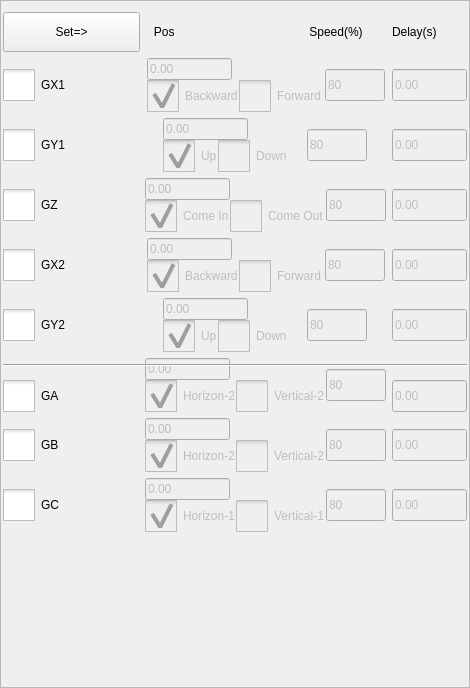
Before: the Qt Designer form hcinstruction/actionsettingframe.ui in dongdong-2009/3-5AxisRobot, drawn with Qt 5.
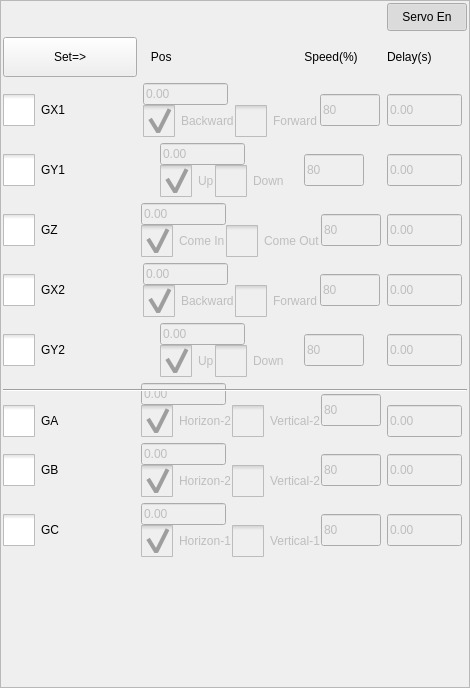
After: the same form once the commit is applied. Icons and pictures are not drawn. Custom widgets are drawn as their Qt base class.

Diff of the .ui file:
```diff
--- a/hcinstruction/actionsettingframe.ui
+++ b/hcinstruction/actionsettingframe.ui
@@ -23,49 +23,20 @@
    <property name="leftMargin">
     <number>2</number>
    </property>
+   <property name="topMargin">
+    <number>2</number>
+   </property>
    <property name="rightMargin">
     <number>2</number>
    </property>
+   <property name="bottomMargin">
+    <number>2</number>
+   </property>
    <property name="horizontalSpacing">
     <number>4</number>
    </property>
-   <item row="10" column="0">
-    <widget class="QCheckBox" name="gCButton">
-     <property name="styleSheet">
-      <string notr="true">::indicator {
-     width: 32px;
-     height: 32px;
- }
-
-::indicator:unchecked 
-{
-     image: url(:/resource/check_unchecked.png);
- }
-::indicator:checked 
-{
-     image: url(:/resource/check_checked.png);
- }
-
-::indicator:checked:disabled
-{
- image: url(:/resource/check_checked_disable.png);
-}
-
-::indicator:unchecked:disabled
-{
- image: url(:/resource/check_unchecked_disable.png);
-}</string>
-     </property>
-     <property name="text">
-      <string>GC</string>
-     </property>
-     <property name="checkable">
-      <bool>true</bool>
-     </property>
-    </widget>
-   </item>
-   <item row="1" column="3">
-    <widget class="ICLineEditWithVirtualNumericKeypad" name="x1DelayLineEdit">
+   <item row="4" column="3">
+    <widget class="ICLineEditWithVirtualNumericKeypad" name="zDelayLineEdit">
      <property name="enabled">
       <bool>false</bool>
      </property>
@@ -86,145 +57,7 @@
      </property>
     </widget>
    </item>
-   <item row="1" column="1" colspan="2">
-    <layout class="QHBoxLayout" name="horizontalLayout_4">
-     <item>
-      <layout class="QVBoxLayout" name="verticalLayout">
-       <item>
-        <widget class="ICLineEditWithVirtualNumericKeypad" name="x1PosLineEdit">
-         <property name="enabled">
-          <bool>false</bool>
-         </property>
-         <property name="minimumSize">
-          <size>
-           <width>85</width>
-           <height>0</height>
-          </size>
-         </property>
-         <property name="maximumSize">
-          <size>
-           <width>85</width>
-           <height>32</height>
-          </size>
-         </property>
-         <property name="text">
-          <string notr="true">0.00</string>
-         </property>
-        </widget>
-       </item>
-       <item>
-        <layout class="QHBoxLayout" name="horizontalLayout">
-         <item>
-          <widget class="QCheckBox" name="x1BackwardBox">
-           <property name="enabled">
-            <bool>false</bool>
-           </property>
-           <property name="styleSheet">
-            <string notr="true">::indicator {
-     width: 32px;
-     height: 32px;
- }
-
-::indicator:unchecked 
-{
-     image: url(:/resource/check_unchecked.png);
- }
-::indicator:checked 
-{
-     image: url(:/resource/check_checked.png);
- }
-
-::indicator:checked:disabled
-{
- image: url(:/resource/check_checked_disable.png);
-}
-
-::indicator:unchecked:disabled
-{
- image: url(:/resource/check_unchecked_disable.png);
-}</string>
-           </property>
-           <property name="text">
-            <string>Backward</string>
-           </property>
-           <property name="checked">
-            <bool>true</bool>
-           </property>
-           <attribute name="buttonGroup">
-            <string notr="true">x1BoxbuttonGroup</string>
-           </attribute>
-          </widget>
-         </item>
-         <item>
-          <widget class="QCheckBox" name="x1ForwardBox">
-           <property name="enabled">
-            <bool>false</bool>
-           </property>
-           <property name="styleSheet">
-            <string notr="true">::indicator {
-     width: 32px;
-     height: 32px;
- }
-
-::indicator:unchecked 
-{
-     image: url(:/resource/check_unchecked.png);
- }
-::indicator:checked 
-{
-     image: url(:/resource/check_checked.png);
- }
-
-::indicator:checked:disabled
-{
- image: url(:/resource/check_checked_disable.png);
-}
-
-::indicator:unchecked:disabled
-{
- image: url(:/resource/check_unchecked_disable.png);
-}</string>
-           </property>
-           <property name="text">
-            <string>Forward</string>
-           </property>
-           <property name="checked">
-            <bool>false</bool>
-           </property>
-           <attribute name="buttonGroup">
-            <string notr="true">x1BoxbuttonGroup</string>
-           </attribute>
-          </widget>
-         </item>
-        </layout>
-       </item>
-      </layout>
-     </item>
-     <item>
-      <widget class="ICLineEditWithVirtualNumericKeypad" name="x1SpeedLineEdit">
-       <property name="enabled">
-        <bool>false</bool>
-       </property>
-       <property name="minimumSize">
-        <size>
-         <width>60</width>
-         <height>0</height>
-        </size>
-       </property>
-       <property name="maximumSize">
-        <size>
-         <width>60</width>
-         <height>32</height>
-        </size>
-       </property>
-       <property name="text">
-        <string notr="true">80</string>
-       </property>
-      </widget>
-     </item>
-    </layout>
-   </item>
-   <item row="7" column="1" rowspan="2" colspan="2">
+   <item row="8" column="1" rowspan="2" colspan="2">
     <layout class="QHBoxLayout" name="horizontalLayout_7">
      <item>
       <layout class="QVBoxLayout" name="verticalLayout_12">
@@ -359,211 +192,250 @@
      </item>
     </layout>
    </item>
-   <item row="4" column="1" colspan="2">
-    <layout class="QHBoxLayout" name="horizontalLayout_14">
-     <item>
-      <layout class="QVBoxLayout" name="verticalLayout_2">
-       <item>
-        <widget class="ICLineEditWithVirtualNumericKeypad" name="x2PosLineEdit">
-         <property name="enabled">
-          <bool>false</bool>
-         </property>
-         <property name="minimumSize">
-          <size>
-           <width>85</width>
-           <height>0</height>
-          </size>
-         </property>
-         <property name="maximumSize">
-          <size>
-           <width>85</width>
-           <height>32</height>
-          </size>
-         </property>
-         <property name="text">
-          <string notr="true">0.00</string>
-         </property>
-        </widget>
-       </item>
-       <item>
-        <layout class="QHBoxLayout" name="horizontalLayout_2">
-         <item>
-          <widget class="QCheckBox" name="x2BackwardBox">
-           <property name="enabled">
-            <bool>false</bool>
-           </property>
-           <property name="styleSheet">
-            <string notr="true">::indicator {
-     width: 32px;
-     height: 32px;
- }
-
-::indicator:unchecked 
-{
-     image: url(:/resource/check_unchecked.png);
- }
-::indicator:checked 
-{
-     image: url(:/resource/check_checked.png);
- }
-
-::indicator:checked:disabled
-{
- image: url(:/resource/check_checked_disable.png);
-}
-
-::indicator:unchecked:disabled
-{
- image: url(:/resource/check_unchecked_disable.png);
-}</string>
-           </property>
-           <property name="text">
-            <string>Backward</string>
-           </property>
-           <property name="checked">
-            <bool>true</bool>
-           </property>
-           <attribute name="buttonGroup">
-            <string notr="true">x2BoxbuttonGroup</string>
-           </attribute>
-          </widget>
-         </item>
-         <item>
-          <widget class="QCheckBox" name="x2ForwardBox">
-           <property name="enabled">
-            <bool>false</bool>
-           </property>
-           <property name="styleSheet">
-            <string notr="true">::indicator {
-     width: 32px;
-     height: 32px;
- }
-
-::indicator:unchecked 
-{
-     image: url(:/resource/check_unchecked.png);
- }
-::indicator:checked 
-{
-     image: url(:/resource/check_checked.png);
- }
-
-::indicator:checked:disabled
-{
- image: url(:/resource/check_checked_disable.png);
-}
-
-::indicator:unchecked:disabled
-{
- image: url(:/resource/check_unchecked_disable.png);
-}</string>
-           </property>
-           <property name="text">
-            <string>Forward</string>
-           </property>
-           <property name="checked">
-            <bool>false</bool>
-           </property>
-           <attribute name="buttonGroup">
-            <string notr="true">x2BoxbuttonGroup</string>
-           </attribute>
-          </widget>
-         </item>
-        </layout>
-       </item>
-      </layout>
-     </item>
-     <item>
-      <widget class="ICLineEditWithVirtualNumericKeypad" name="x2SpeedLineEdit">
-       <property name="enabled">
-        <bool>false</bool>
-       </property>
-       <property name="minimumSize">
-        <size>
-         <width>60</width>
-         <height>0</height>
-        </size>
-       </property>
-       <property name="maximumSize">
-        <size>
-         <width>60</width>
-         <height>32</height>
-        </size>
-       </property>
-       <property name="text">
-        <string notr="true">80</string>
-       </property>
-      </widget>
-     </item>
-    </layout>
-   </item>
-   <item row="8" column="3">
-    <widget class="ICLineEditWithVirtualNumericKeypad" name="aDelayLineEdit">
-     <property name="enabled">
-      <bool>false</bool>
-     </property>
-     <property name="minimumSize">
-      <size>
-       <width>75</width>
-       <height>0</height>
-      </size>
-     </property>
-     <property name="maximumSize">
-      <size>
-       <width>75</width>
-       <height>32</height>
-      </size>
-     </property>
-     <property name="text">
-      <string notr="true">0.00</string>
-     </property>
-    </widget>
-   </item>
-   <item row="3" column="3">
-    <widget class="ICLineEditWithVirtualNumericKeypad" name="zDelayLineEdit">
-     <property name="enabled">
-      <bool>false</bool>
-     </property>
-     <property name="minimumSize">
-      <size>
-       <width>75</width>
-       <height>0</height>
-      </size>
-     </property>
-     <property name="maximumSize">
-      <size>
-       <width>75</width>
-       <height>32</height>
-      </size>
-     </property>
-     <property name="text">
-      <string notr="true">0.00</string>
-     </property>
-    </widget>
-   </item>
-   <item row="4" column="3">
-    <widget class="ICLineEditWithVirtualNumericKeypad" name="x2DelayLineEdit">
-     <property name="enabled">
-      <bool>false</bool>
-     </property>
-     <property name="minimumSize">
-      <size>
-       <width>75</width>
-       <height>0</height>
-      </size>
-     </property>
-     <property name="maximumSize">
-      <size>
-       <width>75</width>
-       <height>32</height>
-      </size>
-     </property>
-     <property name="text">
-      <string notr="true">0.00</string>
-     </property>
-    </widget>
-   </item>
    <item row="2" column="1" colspan="2">
+    <layout class="QHBoxLayout" name="horizontalLayout_4">
+     <item>
+      <layout class="QVBoxLayout" name="verticalLayout">
+       <item>
+        <widget class="ICLineEditWithVirtualNumericKeypad" name="x1PosLineEdit">
+         <property name="enabled">
+          <bool>false</bool>
+         </property>
+         <property name="minimumSize">
+          <size>
+           <width>85</width>
+           <height>0</height>
+          </size>
+         </property>
+         <property name="maximumSize">
+          <size>
+           <width>85</width>
+           <height>32</height>
+          </size>
+         </property>
+         <property name="text">
+          <string notr="true">0.00</string>
+         </property>
+        </widget>
+       </item>
+       <item>
+        <layout class="QHBoxLayout" name="horizontalLayout">
+         <item>
+          <widget class="QCheckBox" name="x1BackwardBox">
+           <property name="enabled">
+            <bool>false</bool>
+           </property>
+           <property name="styleSheet">
+            <string notr="true">::indicator {
+     width: 32px;
+     height: 32px;
+ }
+
+::indicator:unchecked 
+{
+     image: url(:/resource/check_unchecked.png);
+ }
+::indicator:checked 
+{
+     image: url(:/resource/check_checked.png);
+ }
+
+::indicator:checked:disabled
+{
+ image: url(:/resource/check_checked_disable.png);
+}
+
+::indicator:unchecked:disabled
+{
+ image: url(:/resource/check_unchecked_disable.png);
+}</string>
+           </property>
+           <property name="text">
+            <string>Backward</string>
+           </property>
+           <property name="checked">
+            <bool>true</bool>
+           </property>
+           <attribute name="buttonGroup">
+            <string notr="true">x1BoxbuttonGroup</string>
+           </attribute>
+          </widget>
+         </item>
+         <item>
+          <widget class="QCheckBox" name="x1ForwardBox">
+           <property name="enabled">
+            <bool>false</bool>
+           </property>
+           <property name="styleSheet">
+            <string notr="true">::indicator {
+     width: 32px;
+     height: 32px;
+ }
+
+::indicator:unchecked 
+{
+     image: url(:/resource/check_unchecked.png);
+ }
+::indicator:checked 
+{
+     image: url(:/resource/check_checked.png);
+ }
+
+::indicator:checked:disabled
+{
+ image: url(:/resource/check_checked_disable.png);
+}
+
+::indicator:unchecked:disabled
+{
+ image: url(:/resource/check_unchecked_disable.png);
+}</string>
+           </property>
+           <property name="text">
+            <string>Forward</string>
+           </property>
+           <property name="checked">
+            <bool>false</bool>
+           </property>
+           <attribute name="buttonGroup">
+            <string notr="true">x1BoxbuttonGroup</string>
+           </attribute>
+          </widget>
+         </item>
+        </layout>
+       </item>
+      </layout>
+     </item>
+     <item>
+      <widget class="ICLineEditWithVirtualNumericKeypad" name="x1SpeedLineEdit">
+       <property name="enabled">
+        <bool>false</bool>
+       </property>
+       <property name="minimumSize">
+        <size>
+         <width>60</width>
+         <height>0</height>
+        </size>
+       </property>
+       <property name="maximumSize">
+        <size>
+         <width>60</width>
+         <height>32</height>
+        </size>
+       </property>
+       <property name="text">
+        <string notr="true">80</string>
+       </property>
+      </widget>
+     </item>
+    </layout>
+   </item>
+   <item row="4" column="0">
+    <widget class="QCheckBox" name="gzButton">
+     <property name="styleSheet">
+      <string notr="true">::indicator {
+     width: 32px;
+     height: 32px;
+ }
+
+::indicator:unchecked 
+{
+     image: url(:/resource/check_unchecked.png);
+ }
+::indicator:checked 
+{
+     image: url(:/resource/check_checked.png);
+ }
+
+::indicator:checked:disabled
+{
+ image: url(:/resource/check_checked_disable.png);
+}
+
+::indicator:unchecked:disabled
+{
+ image: url(:/resource/check_unchecked_disable.png);
+}</string>
+     </property>
+     <property name="text">
+      <string>GZ</string>
+     </property>
+     <property name="checkable">
+      <bool>true</bool>
+     </property>
+    </widget>
+   </item>
+   <item row="3" column="0">
+    <widget class="QCheckBox" name="gyButton">
+     <property name="styleSheet">
+      <string notr="true">::indicator {
+     width: 32px;
+     height: 32px;
+ }
+
+::indicator:unchecked 
+{
+     image: url(:/resource/check_unchecked.png);
+ }
+::indicator:checked 
+{
+     image: url(:/resource/check_checked.png);
+ }
+
+::indicator:checked:disabled
+{
+ image: url(:/resource/check_checked_disable.png);
+}
+
+::indicator:unchecked:disabled
+{
+ image: url(:/resource/check_unchecked_disable.png);
+}</string>
+     </property>
+     <property name="text">
+      <string>GY1</string>
+     </property>
+     <property name="checkable">
+      <bool>true</bool>
+     </property>
+    </widget>
+   </item>
+   <item row="6" column="0">
+    <widget class="QCheckBox" name="gQButton">
+     <property name="styleSheet">
+      <string notr="true">::indicator {
+     width: 32px;
+     height: 32px;
+ }
+
+::indicator:unchecked 
+{
+     image: url(:/resource/check_unchecked.png);
+ }
+::indicator:checked 
+{
+     image: url(:/resource/check_checked.png);
+ }
+
+::indicator:checked:disabled
+{
+ image: url(:/resource/check_checked_disable.png);
+}
+
+::indicator:unchecked:disabled
+{
+ image: url(:/resource/check_unchecked_disable.png);
+}</string>
+     </property>
+     <property name="text">
+      <string>GY2</string>
+     </property>
+     <property name="checkable">
+      <bool>true</bool>
+     </property>
+    </widget>
+   </item>
+   <item row="3" column="1" colspan="2">
     <layout class="QHBoxLayout" name="horizontalLayout_5">
      <item>
       <layout class="QVBoxLayout" name="verticalLayout_9">
@@ -698,92 +570,7 @@
      </item>
     </layout>
    </item>
-   <item row="3" column="0">
-    <widget class="QCheckBox" name="gzButton">
-     <property name="styleSheet">
-      <string notr="true">::indicator {
-     width: 32px;
-     height: 32px;
- }
-
-::indicator:unchecked 
-{
-     image: url(:/resource/check_unchecked.png);
- }
-::indicator:checked 
-{
-     image: url(:/resource/check_checked.png);
- }
-
-::indicator:checked:disabled
-{
- image: url(:/resource/check_checked_disable.png);
-}
-
-::indicator:unchecked:disabled
-{
- image: url(:/resource/check_unchecked_disable.png);
-}</string>
-     </property>
-     <property name="text">
-      <string>GZ</string>
-     </property>
-     <property name="checkable">
-      <bool>true</bool>
-     </property>
-    </widget>
-   </item>
-   <item row="6" column="0" rowspan="2" colspan="4">
-    <widget class="Line" name="line">
-     <property name="styleSheet">
-      <string notr="true">QMessageBox QAbstractButton
-{
-    min-width: 90px;
-	min-height:30px;
-}
-</string>
-     </property>
-     <property name="orientation">
-      <enum>Qt::Horizontal</enum>
-     </property>
-    </widget>
-   </item>
-   <item row="5" column="0">
-    <widget class="QCheckBox" name="gQButton">
-     <property name="styleSheet">
-      <string notr="true">::indicator {
-     width: 32px;
-     height: 32px;
- }
-
-::indicator:unchecked 
-{
-     image: url(:/resource/check_unchecked.png);
- }
-::indicator:checked 
-{
-     image: url(:/resource/check_checked.png);
- }
-
-::indicator:checked:disabled
-{
- image: url(:/resource/check_checked_disable.png);
-}
-
-::indicator:unchecked:disabled
-{
- image: url(:/resource/check_unchecked_disable.png);
-}</string>
-     </property>
-     <property name="text">
-      <string>GY2</string>
-     </property>
-     <property name="checkable">
-      <bool>true</bool>
-     </property>
-    </widget>
-   </item>
-   <item row="3" column="1" colspan="2">
+   <item row="4" column="1" colspan="2">
     <layout class="QHBoxLayout" name="horizontalLayout_12">
      <item>
       <layout class="QVBoxLayout" name="verticalLayout_10">
@@ -918,64 +705,7 @@
      </item>
     </layout>
    </item>
-   <item row="5" column="3">
-    <widget class="ICLineEditWithVirtualNumericKeypad" name="y2DelayLineEdit">
-     <property name="enabled">
-      <bool>false</bool>
-     </property>
-     <property name="minimumSize">
-      <size>
-       <width>75</width>
-       <height>0</height>
-      </size>
-     </property>
-     <property name="maximumSize">
-      <size>
-       <width>75</width>
-       <height>32</height>
-      </size>
-     </property>
-     <property name="text">
-      <string notr="true">0.00</string>
-     </property>
-    </widget>
-   </item>
-   <item row="8" column="0">
-    <widget class="QCheckBox" name="gAButton">
-     <property name="styleSheet">
-      <string notr="true">::indicator {
-     width: 32px;
-     height: 32px;
- }
-
-::indicator:unchecked 
-{
-     image: url(:/resource/check_unchecked.png);
- }
-::indicator:checked 
-{
-     image: url(:/resource/check_checked.png);
- }
-
-::indicator:checked:disabled
-{
- image: url(:/resource/check_checked_disable.png);
-}
-
-::indicator:unchecked:disabled
-{
- image: url(:/resource/check_unchecked_disable.png);
-}</string>
-     </property>
-     <property name="text">
-      <string>GA</string>
-     </property>
-     <property name="checkable">
-      <bool>true</bool>
-     </property>
-    </widget>
-   </item>
-   <item row="1" column="0">
+   <item row="2" column="0">
     <widget class="QCheckBox" name="gxButton">
      <property name="styleSheet">
       <string notr="true">::indicator {
@@ -1010,21 +740,86 @@
      </property>
     </widget>
    </item>
-   <item row="11" column="1">
-    <spacer name="verticalSpacer">
-     <property name="orientation">
-      <enum>Qt::Vertical</enum>
+   <item row="1" column="0">
+    <widget class="QToolButton" name="inputButton">
+     <property name="sizePolicy">
+      <sizepolicy hsizetype="Preferred" vsizetype="Preferred">
+       <horstretch>0</horstretch>
+       <verstretch>0</verstretch>
+      </sizepolicy>
      </property>
-     <property name="sizeHint" stdset="0">
+     <property name="minimumSize">
       <size>
-       <width>20</width>
+       <width>64</width>
        <height>40</height>
       </size>
      </property>
-    </spacer>
+     <property name="text">
+      <string>Set=&gt;</string>
+     </property>
+    </widget>
    </item>
-   <item row="4" column="0">
-    <widget class="QCheckBox" name="gPButton">
+   <item row="6" column="3">
+    <widget class="ICLineEditWithVirtualNumericKeypad" name="y2DelayLineEdit">
+     <property name="enabled">
+      <bool>false</bool>
+     </property>
+     <property name="minimumSize">
+      <size>
+       <width>75</width>
+       <height>0</height>
+      </size>
+     </property>
+     <property name="maximumSize">
+      <size>
+       <width>75</width>
+       <height>32</height>
+      </size>
+     </property>
+     <property name="text">
+      <string notr="true">0.00</string>
+     </property>
+    </widget>
+   </item>
+   <item row="7" column="0" rowspan="2" colspan="4">
+    <widget class="Line" name="line">
+     <property name="styleSheet">
+      <string notr="true">QMessageBox QAbstractButton
+{
+    min-width: 90px;
+	min-height:30px;
+}
+</string>
+     </property>
+     <property name="orientation">
+      <enum>Qt::Horizontal</enum>
+     </property>
+    </widget>
+   </item>
+   <item row="5" column="3">
+    <widget class="ICLineEditWithVirtualNumericKeypad" name="x2DelayLineEdit">
+     <property name="enabled">
+      <bool>false</bool>
+     </property>
+     <property name="minimumSize">
+      <size>
+       <width>75</width>
+       <height>0</height>
+      </size>
+     </property>
+     <property name="maximumSize">
+      <size>
+       <width>75</width>
+       <height>32</height>
+      </size>
+     </property>
+     <property name="text">
+      <string notr="true">0.00</string>
+     </property>
+    </widget>
+   </item>
+   <item row="11" column="0">
+    <widget class="QCheckBox" name="gCButton">
      <property name="styleSheet">
       <string notr="true">::indicator {
      width: 32px;
@@ -1051,7 +846,7 @@
 }</string>
      </property>
      <property name="text">
-      <string>GX2</string>
+      <string>GC</string>
      </property>
      <property name="checkable">
       <bool>true</bool>
@@ -1059,7 +854,7 @@
     </widget>
    </item>
    <item row="9" column="3">
-    <widget class="ICLineEditWithVirtualNumericKeypad" name="bDelayLineEdit">
+    <widget class="ICLineEditWithVirtualNumericKeypad" name="aDelayLineEdit">
      <property name="enabled">
       <bool>false</bool>
      </property>
@@ -1080,7 +875,64 @@
      </property>
     </widget>
    </item>
-   <item row="5" column="1" colspan="2">
+   <item row="9" column="0">
+    <widget class="QCheckBox" name="gAButton">
+     <property name="styleSheet">
+      <string notr="true">::indicator {
+     width: 32px;
+     height: 32px;
+ }
+
+::indicator:unchecked 
+{
+     image: url(:/resource/check_unchecked.png);
+ }
+::indicator:checked 
+{
+     image: url(:/resource/check_checked.png);
+ }
+
+::indicator:checked:disabled
+{
+ image: url(:/resource/check_checked_disable.png);
+}
+
+::indicator:unchecked:disabled
+{
+ image: url(:/resource/check_unchecked_disable.png);
+}</string>
+     </property>
+     <property name="text">
+      <string>GA</string>
+     </property>
+     <property name="checkable">
+      <bool>true</bool>
+     </property>
+    </widget>
+   </item>
+   <item row="3" column="3">
+    <widget class="ICLineEditWithVirtualNumericKeypad" name="y1DelayLineEdit">
+     <property name="enabled">
+      <bool>false</bool>
+     </property>
+     <property name="minimumSize">
+      <size>
+       <width>75</width>
+       <height>0</height>
+      </size>
+     </property>
+     <property name="maximumSize">
+      <size>
+       <width>75</width>
+       <height>32</height>
+      </size>
+     </property>
+     <property name="text">
+      <string notr="true">0.00</string>
+     </property>
+    </widget>
+   </item>
+   <item row="6" column="1" colspan="2">
     <layout class="QHBoxLayout" name="horizontalLayout_6">
      <item>
       <layout class="QVBoxLayout" name="verticalLayout_11">
@@ -1215,68 +1067,42 @@
      </item>
     </layout>
    </item>
-   <item row="9" column="0">
-    <widget class="QCheckBox" name="gBButton">
-     <property name="styleSheet">
-      <string notr="true">::indicator {
-     width: 32px;
-     height: 32px;
- }
-
-::indicator:unchecked 
-{
-     image: url(:/resource/check_unchecked.png);
- }
-::indicator:checked 
-{
-     image: url(:/resource/check_checked.png);
- }
-
-::indicator:checked:disabled
-{
- image: url(:/resource/check_checked_disable.png);
-}
-
-::indicator:unchecked:disabled
-{
- image: url(:/resource/check_unchecked_disable.png);
-}</string>
+   <item row="12" column="1">
+    <spacer name="verticalSpacer">
+     <property name="orientation">
+      <enum>Qt::Vertical</enum>
      </property>
-     <property name="text">
-      <string>GB</string>
-     </property>
-     <property name="checkable">
-      <bool>true</bool>
-     </property>
-    </widget>
-   </item>
-   <item row="0" column="0">
-    <widget class="QToolButton" name="inputButton">
-     <property name="sizePolicy">
-      <sizepolicy hsizetype="Preferred" vsizetype="Preferred">
-       <horstretch>0</horstretch>
-       <verstretch>0</verstretch>
-      </sizepolicy>
-     </property>
-     <property name="minimumSize">
+     <property name="sizeHint" stdset="0">
       <size>
-       <width>64</width>
+       <width>20</width>
        <height>40</height>
       </size>
      </property>
-     <property name="text">
-      <string>Set=&gt;</string>
-     </property>
-    </widget>
+    </spacer>
    </item>
-   <item row="0" column="3">
-    <widget class="QLabel" name="label_2">
+   <item row="2" column="3">
+    <widget class="ICLineEditWithVirtualNumericKeypad" name="x1DelayLineEdit">
+     <property name="enabled">
+      <bool>false</bool>
+     </property>
+     <property name="minimumSize">
+      <size>
+       <width>75</width>
+       <height>0</height>
+      </size>
+     </property>
+     <property name="maximumSize">
+      <size>
+       <width>75</width>
+       <height>32</height>
+      </size>
+     </property>
      <property name="text">
-      <string>Delay(s)</string>
+      <string notr="true">0.00</string>
      </property>
     </widget>
    </item>
-   <item row="10" column="1" colspan="2">
+   <item row="11" column="1" colspan="2">
     <layout class="QHBoxLayout" name="horizontalLayout_9">
      <item>
       <layout class="QVBoxLayout" name="verticalLayout_14">
@@ -1411,7 +1237,209 @@
      </item>
     </layout>
    </item>
-   <item row="9" column="1" colspan="2">
+   <item row="1" column="1">
+    <widget class="QLabel" name="label">
+     <property name="text">
+      <string>   Pos                </string>
+     </property>
+    </widget>
+   </item>
+   <item row="10" column="0">
+    <widget class="QCheckBox" name="gBButton">
+     <property name="styleSheet">
+      <string notr="true">::indicator {
+     width: 32px;
+     height: 32px;
+ }
+
+::indicator:unchecked 
+{
+     image: url(:/resource/check_unchecked.png);
+ }
+::indicator:checked 
+{
+     image: url(:/resource/check_checked.png);
+ }
+
+::indicator:checked:disabled
+{
+ image: url(:/resource/check_checked_disable.png);
+}
+
+::indicator:unchecked:disabled
+{
+ image: url(:/resource/check_unchecked_disable.png);
+}</string>
+     </property>
+     <property name="text">
+      <string>GB</string>
+     </property>
+     <property name="checkable">
+      <bool>true</bool>
+     </property>
+    </widget>
+   </item>
+   <item row="5" column="1" colspan="2">
+    <layout class="QHBoxLayout" name="horizontalLayout_14">
+     <item>
+      <layout class="QVBoxLayout" name="verticalLayout_2">
+       <item>
+        <widget class="ICLineEditWithVirtualNumericKeypad" name="x2PosLineEdit">
+         <property name="enabled">
+          <bool>false</bool>
+         </property>
+         <property name="minimumSize">
+          <size>
+           <width>85</width>
+           <height>0</height>
+          </size>
+         </property>
+         <property name="maximumSize">
+          <size>
+           <width>85</width>
+           <height>32</height>
+          </size>
+         </property>
+         <property name="text">
+          <string notr="true">0.00</string>
+         </property>
+        </widget>
+       </item>
+       <item>
+        <layout class="QHBoxLayout" name="horizontalLayout_2">
+         <item>
+          <widget class="QCheckBox" name="x2BackwardBox">
+           <property name="enabled">
+            <bool>false</bool>
+           </property>
+           <property name="styleSheet">
+            <string notr="true">::indicator {
+     width: 32px;
+     height: 32px;
+ }
+
+::indicator:unchecked 
+{
+     image: url(:/resource/check_unchecked.png);
+ }
+::indicator:checked 
+{
+     image: url(:/resource/check_checked.png);
+ }
+
+::indicator:checked:disabled
+{
+ image: url(:/resource/check_checked_disable.png);
+}
+
+::indicator:unchecked:disabled
+{
+ image: url(:/resource/check_unchecked_disable.png);
+}</string>
+           </property>
+           <property name="text">
+            <string>Backward</string>
+           </property>
+           <property name="checked">
+            <bool>true</bool>
+           </property>
+           <attribute name="buttonGroup">
+            <string notr="true">x2BoxbuttonGroup</string>
+           </attribute>
+          </widget>
+         </item>
+         <item>
+          <widget class="QCheckBox" name="x2ForwardBox">
+           <property name="enabled">
+            <bool>false</bool>
+           </property>
+           <property name="styleSheet">
+            <string notr="true">::indicator {
+     width: 32px;
+     height: 32px;
+ }
+
+::indicator:unchecked 
+{
+     image: url(:/resource/check_unchecked.png);
+ }
+::indicator:checked 
+{
+     image: url(:/resource/check_checked.png);
+ }
+
+::indicator:checked:disabled
+{
+ image: url(:/resource/check_checked_disable.png);
+}
+
+::indicator:unchecked:disabled
+{
+ image: url(:/resource/check_unchecked_disable.png);
+}</string>
+           </property>
+           <property name="text">
+            <string>Forward</string>
+           </property>
+           <property name="checked">
+            <bool>false</bool>
+           </property>
+           <attribute name="buttonGroup">
+            <string notr="true">x2BoxbuttonGroup</string>
+           </attribute>
+          </widget>
+         </item>
+        </layout>
+       </item>
+      </layout>
+     </item>
+     <item>
+      <widget class="ICLineEditWithVirtualNumericKeypad" name="x2SpeedLineEdit">
+       <property name="enabled">
+        <bool>false</bool>
+       </property>
+       <property name="minimumSize">
+        <size>
+         <width>60</width>
+         <height>0</height>
+        </size>
+       </property>
+       <property name="maximumSize">
+        <size>
+         <width>60</width>
+         <height>32</height>
+        </size>
+       </property>
+       <property name="text">
+        <string notr="true">80</string>
+       </property>
+      </widget>
+     </item>
+    </layout>
+   </item>
+   <item row="1" column="2">
+    <widget class="QLabel" name="label_6">
+     <property name="sizePolicy">
+      <sizepolicy hsizetype="Fixed" vsizetype="Preferred">
+       <horstretch>0</horstretch>
+       <verstretch>0</verstretch>
+      </sizepolicy>
+     </property>
+     <property name="minimumSize">
+      <size>
+       <width>104</width>
+       <height>0</height>
+      </size>
+     </property>
+     <property name="text">
+      <string>Speed(%)</string>
+     </property>
+     <property name="alignment">
+      <set>Qt::AlignCenter</set>
+     </property>
+    </widget>
+   </item>
+   <item row="10" column="1" colspan="2">
     <layout class="QHBoxLayout" name="horizontalLayout_8">
      <item>
       <layout class="QVBoxLayout" name="verticalLayout_13">
@@ -1546,37 +1574,8 @@
      </item>
     </layout>
    </item>
-   <item row="2" column="3">
-    <widget class="ICLineEditWithVirtualNumericKeypad" name="y1DelayLineEdit">
-     <property name="enabled">
-      <bool>false</bool>
-     </property>
-     <property name="minimumSize">
-      <size>
-       <width>75</width>
-       <height>0</height>
-      </size>
-     </property>
-     <property name="maximumSize">
-      <size>
-       <width>75</width>
-       <height>32</height>
-      </size>
-     </property>
-     <property name="text">
-      <string notr="true">0.00</string>
-     </property>
-    </widget>
-   </item>
-   <item row="0" column="1">
-    <widget class="QLabel" name="label">
-     <property name="text">
-      <string>   Pos                </string>
-     </property>
-    </widget>
-   </item>
-   <item row="2" column="0">
-    <widget class="QCheckBox" name="gyButton">
+   <item row="5" column="0">
+    <widget class="QCheckBox" name="gPButton">
      <property name="styleSheet">
       <string notr="true">::indicator {
      width: 32px;
@@ -1603,14 +1602,43 @@
 }</string>
      </property>
      <property name="text">
-      <string>GY1</string>
+      <string>GX2</string>
      </property>
      <property name="checkable">
       <bool>true</bool>
      </property>
     </widget>
    </item>
+   <item row="1" column="3">
+    <widget class="QLabel" name="label_2">
+     <property name="text">
+      <string>Delay(s)</string>
+     </property>
+    </widget>
+   </item>
    <item row="10" column="3">
+    <widget class="ICLineEditWithVirtualNumericKeypad" name="bDelayLineEdit">
+     <property name="enabled">
+      <bool>false</bool>
+     </property>
+     <property name="minimumSize">
+      <size>
+       <width>75</width>
+       <height>0</height>
+      </size>
+     </property>
+     <property name="maximumSize">
+      <size>
+       <width>75</width>
+       <height>32</height>
+      </size>
+     </property>
+     <property name="text">
+      <string notr="true">0.00</string>
+     </property>
+    </widget>
+   </item>
+   <item row="11" column="3">
     <widget class="ICLineEditWithVirtualNumericKeypad" name="cDelayLineEdit">
      <property name="enabled">
       <bool>false</bool>
@@ -1632,25 +1660,28 @@
      </property>
     </widget>
    </item>
-   <item row="0" column="2">
-    <widget class="QLabel" name="label_6">
+   <item row="0" column="3">
+    <widget class="QPushButton" name="servoEn">
      <property name="sizePolicy">
-      <sizepolicy hsizetype="Fixed" vsizetype="Preferred">
+      <sizepolicy hsizetype="Minimum" vsizetype="Preferred">
        <horstretch>0</horstretch>
        <verstretch>0</verstretch>
       </sizepolicy>
      </property>
      <property name="minimumSize">
       <size>
-       <width>104</width>
-       <height>0</height>
+       <width>0</width>
+       <height>28</height>
       </size>
      </property>
      <property name="text">
-      <string>Speed(%)</string>
+      <string>Servo En</string>
      </property>
-     <property name="alignment">
-      <set>Qt::AlignCenter</set>
+     <property name="checkable">
+      <bool>true</bool>
+     </property>
+     <property name="checked">
+      <bool>true</bool>
      </property>
     </widget>
    </item>
```
Left out of the diff: 6 changed lines with no effect on the pictures.
